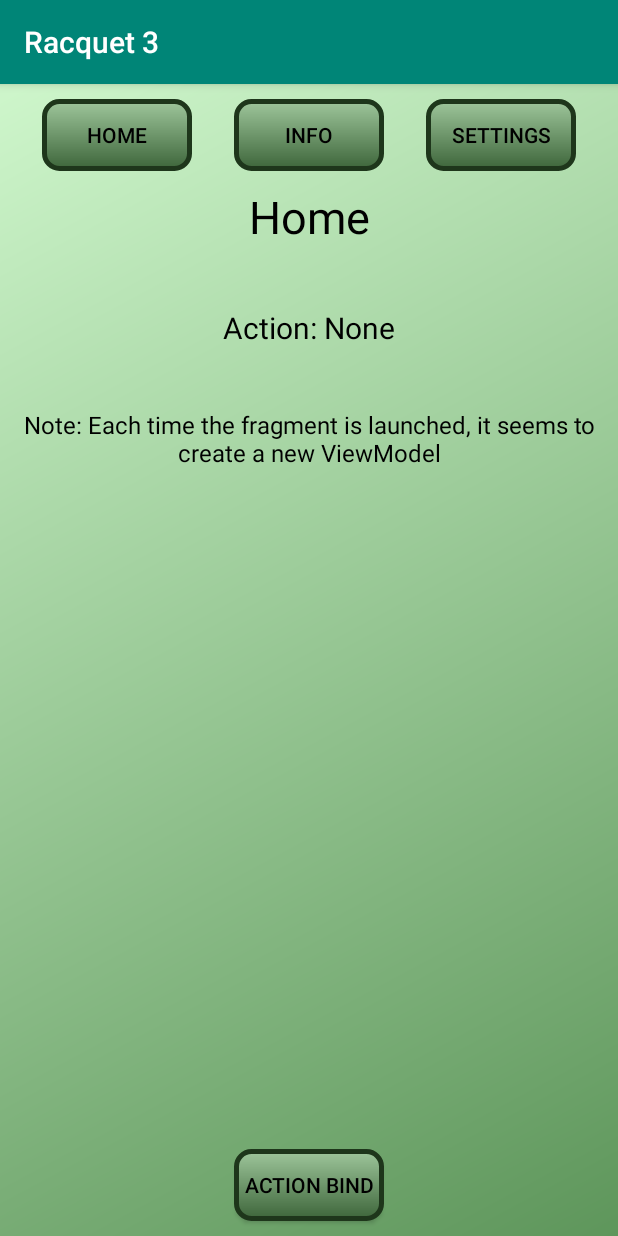
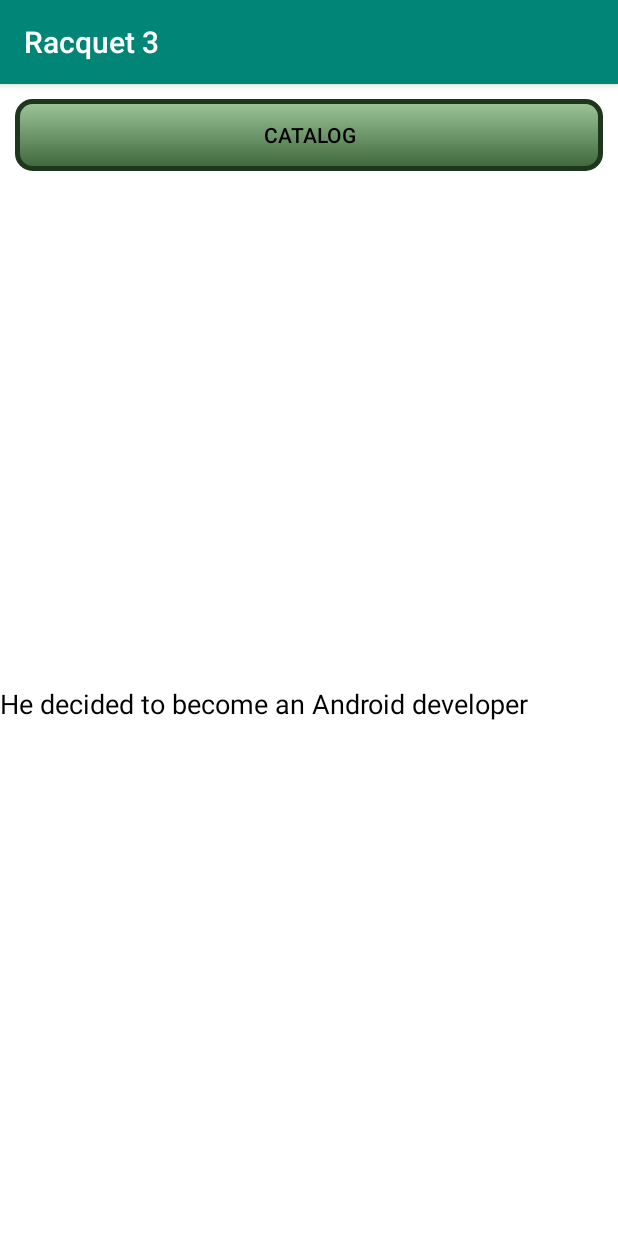
Before and after one commit to jaykallen/Racquet3, an Android app: the screen it shows after launch (MainActivity), on a phone screen of 412 x 824 dp. Run offline under Robolectric (Android 15) with nearby library versions, the phone set to English and light mode, and no system bars; our stand-ins replace data binding.

Commit message:
Setting up Room.  Not ready yet

```diff
--- a/app/src/main/java/com/jaykallen/racquet3/model/RacquetModel.kt
+++ b/app/src/main/java/com/jaykallen/racquet3/model/RacquetModel.kt
@@ -9,9 +9,9 @@ import androidx.room.PrimaryKey
 // Note: Every time you change the database structure, you will need to recreate the emulator or else
 // you'll get a "need Realm Migration".
 
-@Entity(tableName = "RacquetModel")
+@Entity(tableName = "racquet_table")
 data class RacquetModel (
-    @PrimaryKey(autoGenerate = true) var id: Long = 0,
+    @PrimaryKey(autoGenerate = true) @ColumnInfo(name = "id") var id: Long = 0,
     @ColumnInfo(name = "name") var name: String = "Default",
     @ColumnInfo(name = "units") var units: String? = "Inches",
     @ColumnInfo(name = "headSize") var headSize: Double = 100.0,
--- a/app/src/main/java/com/jaykallen/racquet3/room/RoomDao.kt
+++ b/app/src/main/java/com/jaykallen/racquet3/room/RoomDao.kt
@@ -1,5 +1,6 @@
 package com.jaykallen.racquet3.room
 
+import androidx.lifecycle.LiveData
 import androidx.room.*
 import com.jaykallen.racquet3.model.RacquetModel
 
@@ -11,14 +12,14 @@ import com.jaykallen.racquet3.model.RacquetModel
 @Dao
 interface RoomDao {
 
-    @Query("Select * from RacquetModel")
-    fun getAll(): List<RacquetModel>
+    @Query("Select * from racquet_table")
+    fun getAll(): LiveData<ArrayList<RacquetModel>>
 
-    @Query("Select * from RacquetModel where id=:id")
-    fun getById(id: String): RacquetModel
+    @Query("Select * from racquet_table where id=:id")
+    fun getId(id: String): LiveData<RacquetModel>
 
     @Insert(onConflict = OnConflictStrategy.REPLACE)
-    fun create(racquetModel: RacquetModel)
+    fun insert(racquetModel: RacquetModel)
 
     @Update
     fun update(racquetModel: RacquetModel)
--- a/app/src/main/java/com/jaykallen/racquet3/room/RoomInstance.kt
+++ /dev/null
@@ -1,33 +0,0 @@
-package com.jaykallen.racquet3.room
-
-import android.content.Context
-import androidx.room.Database
-import androidx.room.Room
-import androidx.room.RoomDatabase
-import com.jaykallen.racquet3.model.RacquetModel
-
-
-@Database(entities = arrayOf(RacquetModel::class), version = 1)
-abstract class RoomInstance: RoomDatabase() {
-
-    abstract fun daoAccess(): RoomDao
-
-    companion object {
-        var instance: RoomInstance? = null
-
-        fun getInstance(context: Context): RoomInstance {
-            if (instance == null) {
-                synchronized(RoomInstance::class) {
-                    instance = Room.databaseBuilder(context.applicationContext, RoomInstance::class.java, "room.db").build()
-                }
-            }
-            return instance!!
-        }
-
-        fun destroyInstance() {
-            instance = null
-        }
-    }
-
-
-}
--- a/app/src/main/java/com/jaykallen/racquet3/room/RoomMgr.kt
+++ b/app/src/main/java/com/jaykallen/racquet3/room/RoomMgr.kt
@@ -14,8 +14,8 @@ class RoomMgr {
 
         override fun doInBackground(vararg p0: String?): String {
             println("Creating record in background")
-            val databaseMgr = RoomInstance.instance
-            databaseMgr?.daoAccess()?.create(racquetModel)
+//            val databaseMgr = RoomyDatabase.instance
+//            databaseMgr?.daoAccess()?.create(racquetModel)
             return ""
         }
 
@@ -26,13 +26,13 @@ class RoomMgr {
     }
 
     class getAll: AsyncTask<String, String, String>() {
-        var racquetsLiveData: MutableLiveData<List<RacquetModel>> = MutableLiveData()
-        var racquetModel: List<RacquetModel> = ArrayList()
+        var racquetsLiveData: MutableLiveData<ArrayList<RacquetModel>> = MutableLiveData()
+        var racquetModel: ArrayList<RacquetModel> = ArrayList()
 
         override fun doInBackground(vararg p0: String?): String {
             println("Starting doInBackground")
-            val roomMgr = RoomInstance.instance
-            racquetModel = roomMgr?.daoAccess()?.getAll()?:ArrayList()
+//            val roomMgr = RoomyDatabase.instance
+//            racquetModel = roomMgr?.daoAccess()?.getAll()?:ArrayList()
             return ""
         }
 
@@ -48,8 +48,8 @@ class RoomMgr {
         var racquetModel = RacquetModel()
 
         override fun doInBackground(vararg p0: String?): String {
-            val roomMgr = RoomInstance.instance
-            racquetModel = roomMgr?.daoAccess()?.getById(id)?: RacquetModel()
+//            val roomMgr = RoomyDatabase.instance
+//            racquetModel = roomMgr?.daoAccess()?.getById(id)?: RacquetModel()
             return ""
         }
 
@@ -62,8 +62,8 @@ class RoomMgr {
 
     class update(var racquetModel: RacquetModel): AsyncTask<String, String, String>() {
         override fun doInBackground(vararg p0: String?): String {
-            val databaseMgr = RoomInstance.instance
-            databaseMgr?.daoAccess()?.update(racquetModel)
+//            val databaseMgr = RoomyDatabase.instance
+//            databaseMgr?.daoAccess()?.update(racquetModel)
             return ""
         }
 
@@ -75,8 +75,8 @@ class RoomMgr {
 
     class delete(var racquetModel: RacquetModel): AsyncTask<String, String, String>() {
         override fun doInBackground(vararg p0: String?): String {
-            val databaseMgr = RoomInstance.instance
-            databaseMgr?.daoAccess()?.delete(racquetModel)
+//            val databaseMgr = RoomyDatabase.instance
+//            databaseMgr?.daoAccess()?.delete(racquetModel)
             return ""
         }
 
--- /dev/null
+++ b/app/src/main/java/com/jaykallen/racquet3/room/RoomRepository.kt
@@ -0,0 +1,18 @@
+package com.jaykallen.racquet3.room
+
+import androidx.lifecycle.LiveData
+import com.jaykallen.racquet3.model.RacquetModel
+
+class RoomRepository(private val roomDao: RoomDao) {
+
+    // Room executes all queries on a separate thread.
+    // Observed LiveData will notify the observer when the data has changed.
+    val all: LiveData<ArrayList<RacquetModel>> = roomDao.getAll()
+
+    suspend fun insert(racquetModel: RacquetModel) {
+        roomDao.insert(racquetModel)
+    }
+
+
+
+}
--- /dev/null
+++ b/app/src/main/java/com/jaykallen/racquet3/room/RoomyDatabase.kt
@@ -0,0 +1,38 @@
+package com.jaykallen.racquet3.room
+
+import android.content.Context
+import androidx.room.Database
+import androidx.room.Room
+import androidx.room.RoomDatabase
+import com.jaykallen.racquet3.model.RacquetModel
+
+
+@Database(entities = arrayOf(RacquetModel::class), version = 1, exportSchema = false)
+abstract class RoomyDatabase: RoomDatabase() {
+
+    abstract fun accessDao(): RoomDao
+
+    companion object {
+        @Volatile
+        private var INSTANCE: RoomyDatabase? = null
+
+        fun getInstance(context: Context): RoomyDatabase {
+            val tempInstance = INSTANCE
+            if (tempInstance != null) {
+                return tempInstance
+            } else {
+                synchronized(this) {
+                    val instance = Room.databaseBuilder(context.applicationContext, RoomyDatabase::class.java, "room").build()
+                    INSTANCE = instance
+                    return instance
+                }
+            }
+        }
+
+        fun destroyInstance() {
+            INSTANCE = null
+        }
+    }
+
+
+}
--- a/app/src/main/java/com/jaykallen/racquet3/ui/CatalogAdapter.kt
+++ b/app/src/main/java/com/jaykallen/racquet3/ui/CatalogAdapter.kt
@@ -13,8 +13,7 @@ import kotlinx.android.synthetic.main.recycler_racquet.view.*
 
 
 class CatalogAdapter(
-    private val itemList: ArrayList<RacquetModel>,
-    var clickLambda: (RacquetModel) -> Unit
+    private val itemList: ArrayList<RacquetModel>, var clickLambda: (RacquetModel) -> Unit
 ) : RecyclerView.Adapter<CatalogAdapter.RecyclerHolder>() {
     override fun onCreateViewHolder(parent: ViewGroup, viewType: Int): RecyclerHolder {
         val view = LayoutInflater.from(parent.context).inflate(R.layout.recycler_racquet, parent, false)
--- a/app/src/main/java/com/jaykallen/racquet3/ui/CatalogFragment.kt
+++ b/app/src/main/java/com/jaykallen/racquet3/ui/CatalogFragment.kt
@@ -1,6 +1,5 @@
 package com.procatdt.navsample
 
-import android.content.Intent
 import android.os.Bundle
 import android.view.LayoutInflater
 import android.view.View
@@ -11,7 +10,6 @@ import androidx.lifecycle.ViewModelProviders
 import androidx.navigation.Navigation
 import androidx.recyclerview.widget.DividerItemDecoration
 import androidx.recyclerview.widget.LinearLayoutManager
-import com.jaykallen.racquet3.MainActivity
 import com.jaykallen.racquet3.R
 import com.jaykallen.racquet3.model.RacquetModel
 import com.jaykallen.racquet3.room.RoomMgr
@@ -22,6 +20,7 @@ import kotlinx.android.synthetic.main.fragment_catalog.*
 class CatalogFragment : Fragment() {
     private lateinit var recyclerAdapter: CatalogAdapter
     private lateinit var viewModel: CatalogViewModel
+    private lateinit var racquets: ArrayList<RacquetModel>
 
     override fun onCreateView(
         inflater: LayoutInflater,
@@ -36,6 +35,7 @@ class CatalogFragment : Fragment() {
     override fun onActivityCreated(savedInstanceState: Bundle?) {
         super.onActivityCreated(savedInstanceState)
         viewModel = ViewModelProviders.of(this).get(CatalogViewModel::class.java)
+
         getList()
     }
 
@@ -44,6 +44,7 @@ class CatalogFragment : Fragment() {
         roomMgr.racquetsLiveData.observe(this, Observer { racquets ->
             println ("Retrieved ${racquets.size} records")
             if (racquets.size > 0) {
+                setupRecycler(racquets)
                 var results = ""
                 for (i in 0 until racquets.size) {
                     println ("${racquets[i].id}) ${racquets[i].name} ${racquets[i].balancePoint} ${racquets[i].headSize} ${racquets[i].length}")
@@ -64,7 +65,7 @@ class CatalogFragment : Fragment() {
 
     private fun onRecyclerClick(racquetModel: RacquetModel) {
         println("RecyclerView selected $racquetModel")
-//        Navigation.findNavController(view).navigate(R.id.action_loginFragment_to_homeFragment)
+        Navigation.findNavController(view!!).navigate(R.id.action_catalogFragment_to_detailFragment)
     }
 
 }
--- a/app/src/main/java/com/jaykallen/racquet3/ui/HomeFragment.kt
+++ b/app/src/main/java/com/jaykallen/racquet3/ui/HomeFragment.kt
@@ -9,7 +9,8 @@ import androidx.databinding.DataBindingUtil
 import androidx.fragment.app.Fragment
 import androidx.lifecycle.Observer
 import androidx.lifecycle.ViewModelProviders
-import com.jaykallen.racquet3.room.RoomInstance
+import androidx.navigation.Navigation
+import com.jaykallen.racquet3.room.RoomyDatabase
 import com.jaykallen.racquet3.databinding.FragmentHomeBinding
 import kotlinx.android.synthetic.main.fragment_home.*
 
@@ -30,26 +31,19 @@ class HomeFragment : Fragment() {
         super.onActivityCreated(savedInstanceState)
         homeViewModel = ViewModelProviders.of(this).get(HomeViewModel::class.java)
         binding.viewModel = homeViewModel
-        setupSubscriber()
-        setupRoom()
-    }
-
-    private fun setupRoom() {
-        RoomInstance.getInstance(StartApp.applicationContext())
+        launchStory()
     }
 
     private fun setupButtons(view: View) {
-        view.findViewById<Button>(R.id.info_button).setOnClickListener {
-//            Navigation.findNavController(view).navigate(R.id.action_homeFragment_to_infoFragment)
-        }
-        view.findViewById<Button>(R.id.settings_button).setOnClickListener {
-//            Navigation.findNavController(view).navigate(R.id.action_homeFragment_to_settingsFragment)
+        view.findViewById<Button>(R.id.catalog_button).setOnClickListener {
+                        Navigation.findNavController(view).navigate(R.id.action_homeFragment_to_catalogFragment)
         }
     }
 
-    private fun setupSubscriber() {
-        homeViewModel.storyLiveData.observe(this, Observer { subscriber ->
-            actionText.text = subscriber
+    private fun launchStory() {
+        homeViewModel.loadDataRefresher()
+        homeViewModel.storyLiveData.observe(this, Observer { story ->
+            storyText.text = story
         })
     }
 
--- a/app/src/main/java/com/jaykallen/racquet3/ui/HomeViewModel.kt
+++ b/app/src/main/java/com/jaykallen/racquet3/ui/HomeViewModel.kt
@@ -9,7 +9,7 @@ class HomeViewModel : ViewModel() {
     private var thread: Job = Job()
     private var counter = 0
     private var running = true
-    var duration: Long = 5       // Refresh data every 20 seconds
+    var duration: Long = 3       // Refresh data every 20 seconds
     var storyLiveData: MutableLiveData<String> = MutableLiveData()
 
     fun loadDataRefresher() {
--- a/app/src/main/res/layout/fragment_home.xml
+++ b/app/src/main/res/layout/fragment_home.xml
@@ -4,6 +4,7 @@
     xmlns:tools="http://schemas.android.com/tools">
 
     <data>
+
         <variable
             name="viewModel"
             type="com.jaykallen.racquet3.HomeViewModel" />
@@ -12,101 +13,31 @@
     <androidx.constraintlayout.widget.ConstraintLayout
         android:layout_width="match_parent"
         android:layout_height="match_parent"
-        android:background="@drawable/background_court"
         tools:context=".LoginFragment">
 
         <Button
-            android:id="@+id/home_button"
-            android:layout_width="100dp"
+            android:id="@+id/catalog_button"
+            android:layout_width="match_parent"
             android:layout_height="wrap_content"
+            android:layout_marginStart="10dp"
             android:layout_marginTop="10dp"
+            android:layout_marginEnd="10dp"
             android:background="@drawable/button_outline"
-            android:text="Home"
+            android:text="Catalog"
             android:textColor="@color/colorBlack"
-            app:layout_constraintEnd_toStartOf="@id/info_button"
             app:layout_constraintStart_toStartOf="parent"
-            app:layout_constraintTop_toTopOf="parent" />
-
-        <Button
-            android:id="@+id/info_button"
-            android:layout_width="100dp"
-            android:layout_height="wrap_content"
-            android:layout_marginTop="10dp"
-            android:background="@drawable/button_outline"
-            android:text="Info"
-            android:textColor="@color/colorBlack"
-            app:layout_constraintStart_toEndOf="@id/home_button"
-            app:layout_constraintEnd_toStartOf="@id/settings_button"
-            app:layout_constraintTop_toTopOf="parent" />
-
-        <Button
-            android:id="@+id/settings_button"
-            android:layout_width="100dp"
-            android:layout_height="wrap_content"
-            android:layout_marginTop="10dp"
-            android:background="@drawable/button_outline"
-            android:text="Settings"
-            android:textColor="@color/colorBlack"
-            app:layout_constraintStart_toEndOf="@id/info_button"
-            app:layout_constraintEnd_toEndOf="parent"
-            app:layout_constraintTop_toTopOf="parent" />
+            app:layout_constraintTop_toTopOf="parent"
+            app:layout_goneMarginTop="20dp" />
 
         <TextView
-            android:id="@+id/titleText"
+            android:id="@+id/storyText"
             android:layout_width="match_parent"
             android:layout_height="wrap_content"
-            android:layout_marginTop="10dp"
-            android:gravity="center"
-            android:text="Home"
             android:textColor="@color/colorBlack"
-            android:textSize="30sp"
-            app:layout_constraintStart_toStartOf="parent"
-            app:layout_constraintTop_toBottomOf="@id/home_button" />
-
-        <TextView
-            android:id="@+id/actionText"
-            android:layout_width="match_parent"
-            android:layout_height="wrap_content"
-            android:layout_marginTop="40dp"
-            android:gravity="center"
-            android:text="Action: None"
-            android:textColor="@color/colorBlack"
-            android:textSize="20sp"
-            app:layout_constraintStart_toStartOf="parent"
-            app:layout_constraintTop_toBottomOf="@id/titleText" />
-
-        <TextView
-            android:id="@+id/noteText"
-            android:layout_width="match_parent"
-            android:layout_height="wrap_content"
-            android:layout_marginTop="40dp"
-            android:gravity="center"
-            android:text="Note: Each time the fragment is launched, it seems to create a new ViewModel"
-            android:textColor="@color/colorBlack"
-            android:textSize="16sp"
-            app:layout_constraintStart_toStartOf="parent"
-            app:layout_constraintTop_toBottomOf="@id/actionText" />
-
-        <Button
-            android:id="@+id/action_button"
-            android:layout_width="100dp"
-            android:layout_height="wrap_content"
-            android:layout_marginBottom="10dp"
-            android:background="@drawable/button_outline"
-            android:onClick="@{() -> viewModel.loadDataRefresher()}"
-            android:text="@{viewModel.name}"
-            android:textColor="@color/colorBlack"
+            android:textSize="18sp"
             app:layout_constraintBottom_toBottomOf="parent"
             app:layout_constraintStart_toStartOf="parent"
-            app:layout_constraintEnd_toEndOf="parent" />
-
-        <com.google.android.gms.ads.AdView xmlns:ads="http://schemas.android.com/apk/res-auto"
-            android:id="@+id/adView"
-            android:layout_width="match_parent"
-            android:layout_height="wrap_content"
-            android:layout_alignParentBottom="true"
-            ads:adSize="BANNER"
-            ads:adUnitId="ca-app-pub-2153652996366584/6959420599" />
+            app:layout_constraintTop_toBottomOf="@id/catalog_button" />
 
     </androidx.constraintlayout.widget.ConstraintLayout>
 </layout>
--- a/app/src/main/res/navigation/nav_graph.xml
+++ b/app/src/main/res/navigation/nav_graph.xml
@@ -1,10 +1,37 @@
 <?xml version="1.0" encoding="utf-8"?>
 <navigation xmlns:android="http://schemas.android.com/apk/res/android"
-    xmlns:app="http://schemas.android.com/apk/res-auto" android:id="@+id/nav_graph"
+    xmlns:app="http://schemas.android.com/apk/res-auto"
+    xmlns:tools="http://schemas.android.com/tools"
+    android:id="@+id/nav_graph"
     app:startDestination="@id/homeFragment">
 
     <fragment
         android:id="@+id/homeFragment"
         android:name="com.jaykallen.racquet3.HomeFragment"
-        android:label="HomeFragment" />
+        android:label="HomeFragment" >
+        <action
+            android:id="@+id/action_homeFragment_to_catalogFragment"
+            app:destination="@id/catalogFragment" />
+    </fragment>
+    <fragment
+        android:id="@+id/catalogFragment"
+        android:name="com.procatdt.navsample.CatalogFragment"
+        android:label="CatalogFragment" >
+        <action
+            android:id="@+id/action_catalogFragment_to_detailFragment"
+            app:destination="@id/detailFragment" />
+    </fragment>
+    <fragment
+        android:id="@+id/detailFragment"
+        android:name="com.jaykallen.racquet3.ui.DetailFragment"
+        android:label="DetailFragment" >
+        <action
+            android:id="@+id/action_detailFragment_to_rulerFragment"
+            app:destination="@id/rulerFragment" />
+    </fragment>
+    <fragment
+        android:id="@+id/rulerFragment"
+        android:name="com.jaykallen.racquet3.RulerFragment"
+        android:label="fragment_ruler"
+        tools:layout="@layout/fragment_ruler" />
 </navigation>
```
Also changed, not shown: app/build.gradle (+12 -10 lines).
